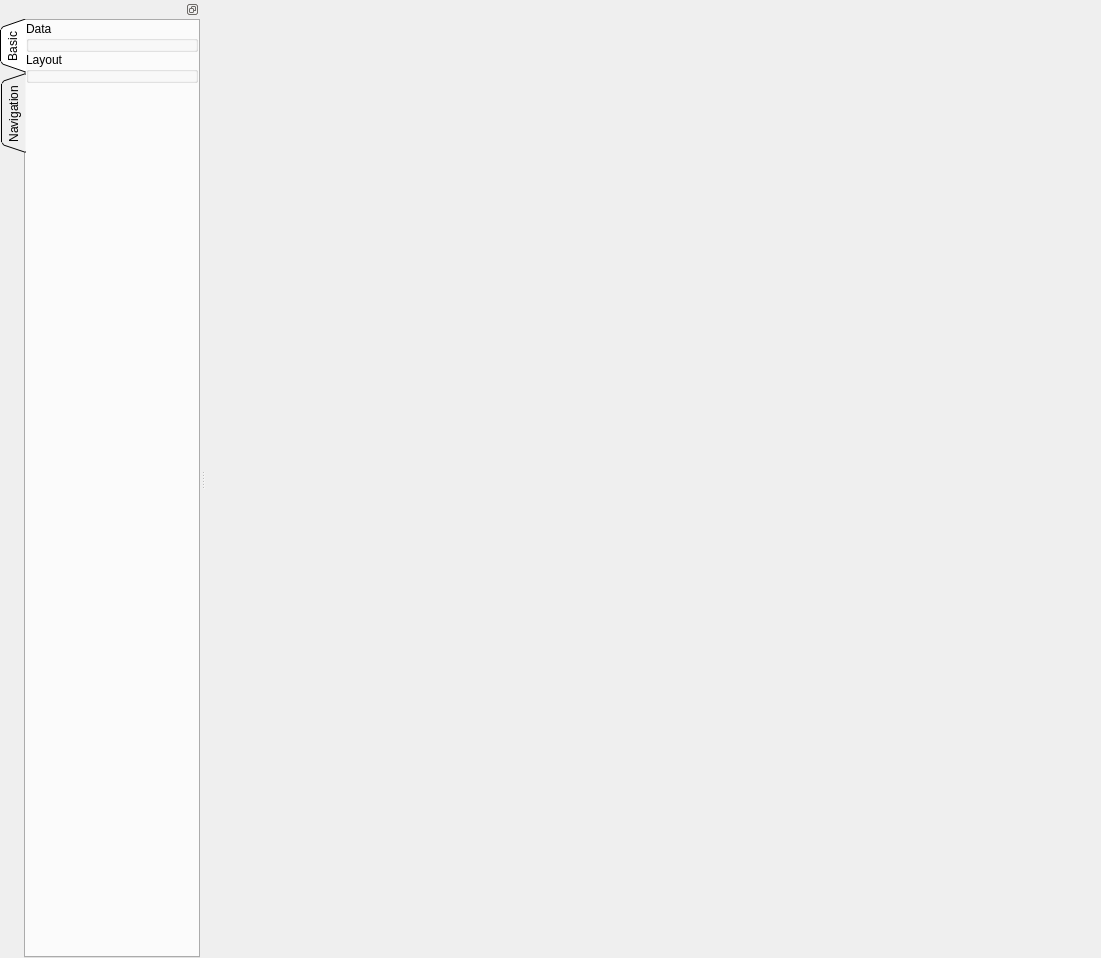
Qt form Libs/SlicerExt/stkSlicerApp.ui (zpphigh/STK) before a commit.
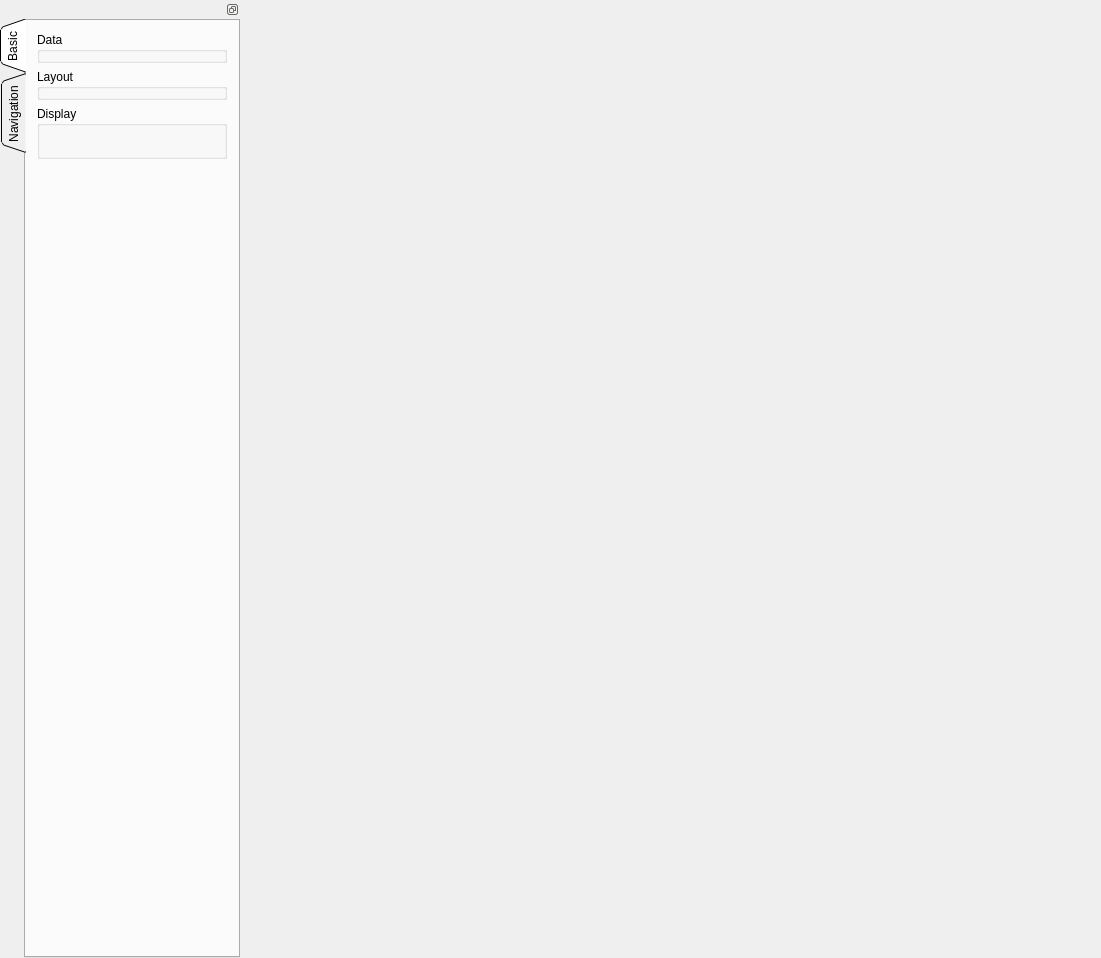
The same form after that commit. Custom widgets are drawn as their Qt base class.

Commit message: add volume display control

```diff
--- a/Libs/SlicerExt/stkSlicerApp.ui
+++ b/Libs/SlicerExt/stkSlicerApp.ui
@@ -14,25 +14,30 @@
    <string>stkSlicerApp</string>
   </property>
   <widget class="QWidget" name="centralWidget">
-   <layout class="QHBoxLayout" name="horizontalLayout">
-    <property name="spacing">
-     <number>0</number>
+   <widget class="QWidget" name="slicerWidget" native="true">
+    <property name="geometry">
+     <rect>
+      <x>0</x>
+      <y>0</y>
+      <width>856</width>
+      <height>958</height>
+     </rect>
     </property>
-    <property name="margin">
-     <number>0</number>
-    </property>
-    <item>
-     <widget class="QWidget" name="slicerWidget" native="true"/>
-    </item>
-   </layout>
+   </widget>
   </widget>
   <widget class="QDockWidget" name="dockWidget">
    <property name="minimumSize">
     <size>
-     <width>200</width>
+     <width>240</width>
      <height>500</height>
     </size>
    </property>
+   <property name="maximumSize">
+    <size>
+     <width>240</width>
+     <height>524287</height>
+    </size>
+   </property>
    <property name="features">
     <set>QDockWidget::DockWidgetFloatable|QDockWidget::DockWidgetMovable</set>
    </property>
@@ -65,13 +70,7 @@
         <attribute name="title">
          <string>Basic</string>
         </attribute>
-        <layout class="QVBoxLayout" name="verticalLayout_3">
-         <property name="spacing">
-          <number>0</number>
-         </property>
-         <property name="margin">
-          <number>0</number>
-         </property>
+        <layout class="QVBoxLayout" name="verticalLayout_4">
          <item>
           <widget class="QGroupBox" name="DataGroupBox">
            <property name="title">
@@ -85,7 +84,14 @@
              <number>0</number>
             </property>
             <item>
-             <widget class="stkSlicerDataWidget" name="SlicerDataWidget" native="true"/>
+             <widget class="stkSlicerDataWidget" name="SlicerDataWidget" native="true">
+              <property name="minimumSize">
+               <size>
+                <width>0</width>
+                <height>0</height>
+               </size>
+              </property>
+             </widget>
             </item>
            </layout>
           </widget>
@@ -103,7 +109,60 @@
              <number>0</number>
             </property>
             <item>
-             <widget class="stkSlicerLayoutWidget" name="SlicerLayoutWidget" native="true"/>
+             <widget class="stkSlicerLayoutWidget" name="SlicerLayoutWidget" native="true">
+              <property name="minimumSize">
+               <size>
+                <width>0</width>
+                <height>0</height>
+               </size>
+              </property>
+             </widget>
+            </item>
+           </layout>
+          </widget>
+         </item>
+         <item>
+          <widget class="QGroupBox" name="groupBox">
+           <property name="title">
+            <string>Display</string>
+           </property>
+           <layout class="QVBoxLayout" name="verticalLayout_3">
+            <property name="spacing">
+             <number>0</number>
+            </property>
+            <property name="margin">
+             <number>0</number>
+            </property>
+            <item>
+             <widget class="qMRMLNodeComboBox" name="ActiveVolumeNodeSelector" native="true">
+              <property name="minimumSize">
+               <size>
+                <width>100</width>
+                <height>30</height>
+               </size>
+              </property>
+              <property name="nodeTypes" stdset="0">
+               <stringlist>
+                <string>vtkMRMLVolumeNode</string>
+               </stringlist>
+              </property>
+              <property name="addEnabled" stdset="0">
+               <bool>false</bool>
+              </property>
+              <property name="renameEnabled" stdset="0">
+               <bool>true</bool>
+              </property>
+             </widget>
+            </item>
+            <item>
+             <widget class="qSlicerVolumeDisplayWidget" name="VolumeDisplayWidget" native="true">
+              <property name="minimumSize">
+               <size>
+                <width>0</width>
+                <height>0</height>
+               </size>
+              </property>
+             </widget>
             </item>
            </layout>
           </widget>
@@ -145,7 +204,19 @@
   <customwidget>
    <class>stkSlicerDataWidget</class>
    <extends>QWidget</extends>
-   <header location="global">stkSlicerDataWidget.h</header>
+   <header>stkSlicerDataWidget.h</header>
+   <container>1</container>
+  </customwidget>
+  <customwidget>
+   <class>qSlicerVolumeDisplayWidget</class>
+   <extends>QWidget</extends>
+   <header location="global">qSlicerVolumeDisplayWidget.h</header>
+   <container>1</container>
+  </customwidget>
+  <customwidget>
+   <class>qMRMLNodeComboBox</class>
+   <extends>QWidget</extends>
+   <header>qMRMLNodeComboBox.h</header>
    <container>1</container>
   </customwidget>
  </customwidgets>
```
The commit also changes 5 other files.
